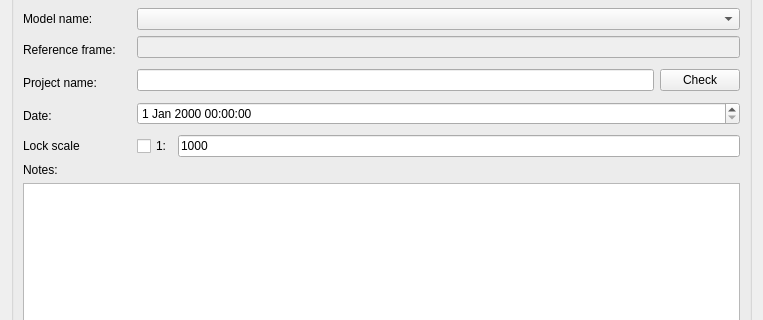
Before: the Qt Designer form ui/importproject.ui in veriso/veriso, drawn with Qt 5; both pictures show x 0 to 763 and y 98 to 418 of the 763 by 969 pixel window.
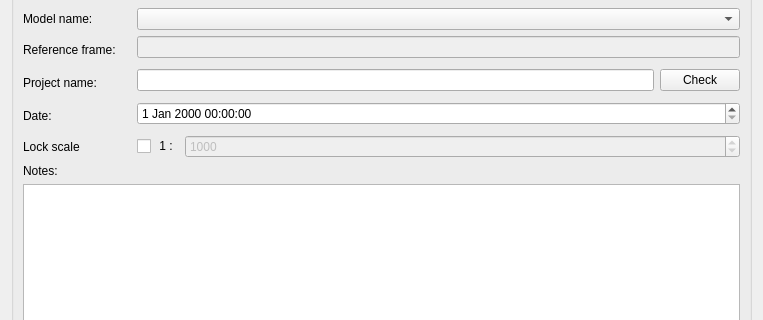
After: the same form once the commit is applied.

Diff of the .ui file:
```diff
--- a/ui/importproject.ui
+++ b/ui/importproject.ui
@@ -168,20 +168,35 @@
           <item>
            <widget class="QCheckBox" name="lock_scale_check">
             <property name="text">
-             <string>1:</string>
+             <string> 1 :</string>
             </property>
            </widget>
           </item>
           <item>
-           <widget class="QLineEdit" name="lock_scale_text">
+           <widget class="QSpinBox" name="lock_scale_value">
             <property name="enabled">
+             <bool>false</bool>
+            </property>
+            <property name="sizePolicy">
+             <sizepolicy hsizetype="MinimumExpanding" vsizetype="Fixed">
+              <horstretch>0</horstretch>
+              <verstretch>0</verstretch>
+             </sizepolicy>
+            </property>
+            <property name="accelerated">
              <bool>true</bool>
             </property>
-            <property name="inputMethodHints">
-             <set>Qt::ImhDigitsOnly</set>
+            <property name="minimum">
+             <number>1</number>
             </property>
-            <property name="text">
-             <string>1000</string>
+            <property name="maximum">
+             <number>1000000000</number>
+            </property>
+            <property name="singleStep">
+             <number>250</number>
+            </property>
+            <property name="value">
+             <number>1000</number>
             </property>
            </widget>
           </item>
```
Left out of the diff: 16 changed lines with no effect on the pictures.
